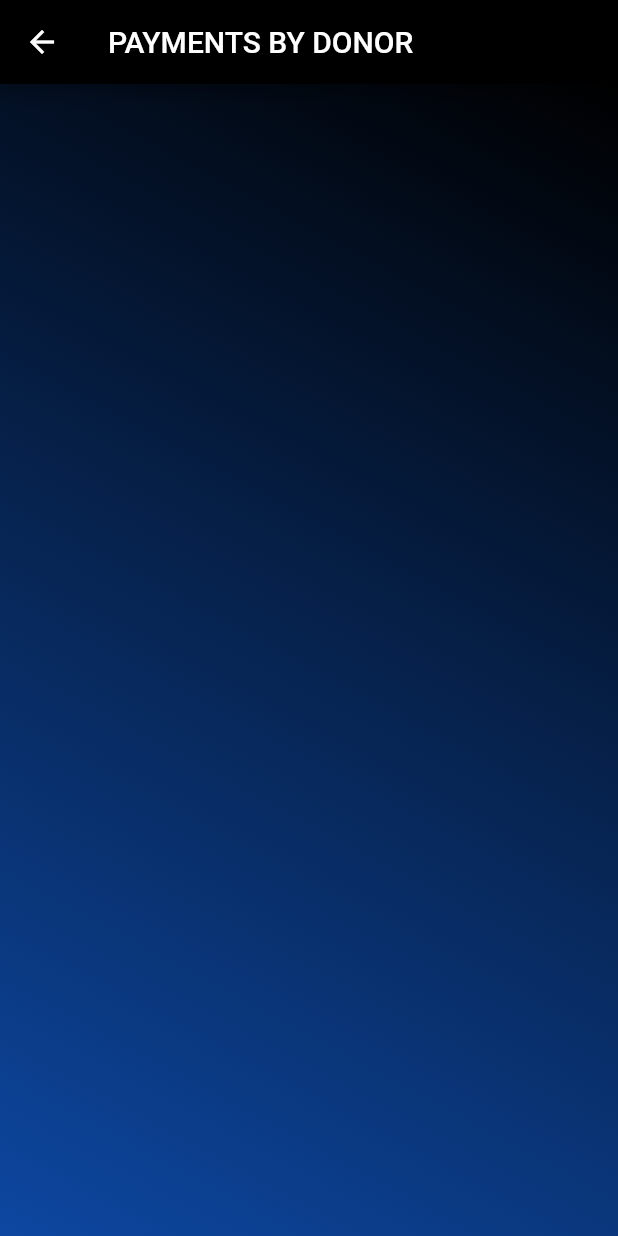
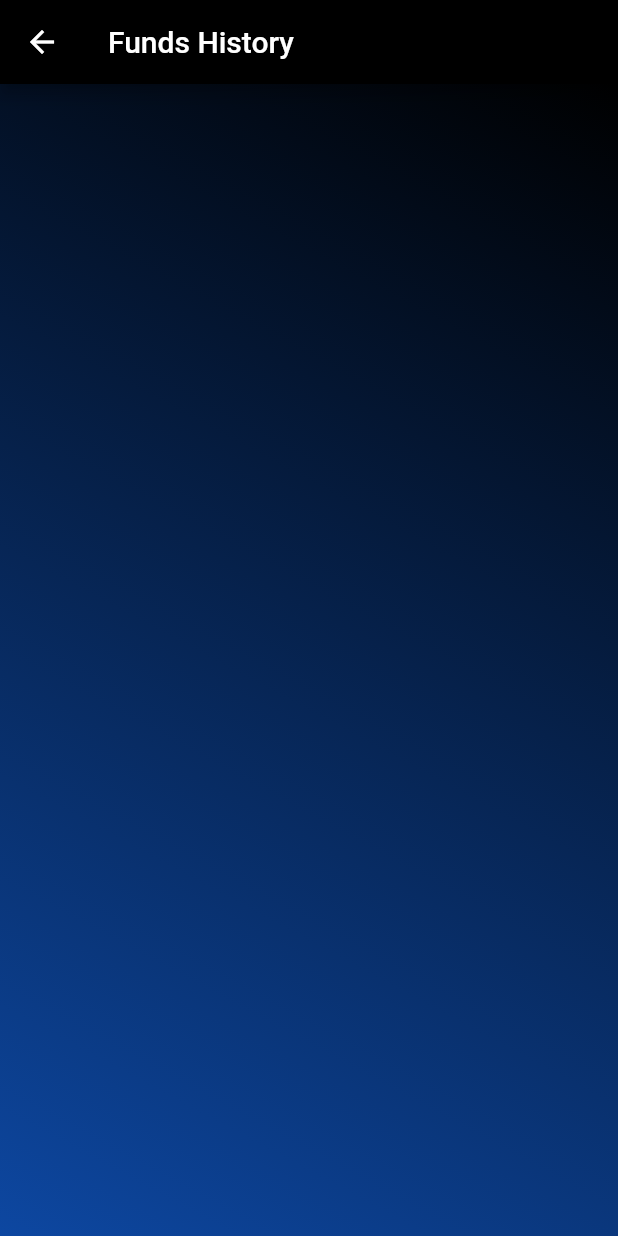
Before and after one commit to fahadsultan09/DonorCollector, a Flutter app: the screen it shows after launch, in the side drawer, after a tap on "Funds History", on a phone screen of 412 x 824 dp. Run offline on Flutter 3.47's test engine with Material 2 defaults, Android fonts, the phone set to English and light mode, and no system bars; our stand-ins replace cloud_firestore, firebase_messaging, toast; accounts and stored records are empty.

Commit message:
Commit 26.3.20

```diff
--- a/lib/Donors/DonorPayments.dart
+++ b/lib/Donors/FundsHistory.dart
@@ -4,12 +4,12 @@ import 'package:flutter/material.dart';
 
 
 
-class MyDonorPayments extends StatefulWidget {
+class FundsHistory extends StatefulWidget {
   @override
-  _MyDonorPaymentsState createState() => _MyDonorPaymentsState();
+  _FundsHistoryState createState() => _FundsHistoryState();
 }
 
-class _MyDonorPaymentsState extends State<MyDonorPayments> {
+class _FundsHistoryState extends State<FundsHistory> {
 
 List<String> month = [
         "January",
@@ -23,12 +23,13 @@ List<String> month = [
         "September",
         "October",
         "November",
-        "December"];
+        "December"
+        ];
   @override
   Widget build(BuildContext context) {
     return Scaffold(
           appBar: AppBar(
-            backgroundColor: Colors.black,title: Text("PAYMENTS BY DONOR"),
+            backgroundColor: Colors.black,title: Text("Funds History"),
             ),
 
               body: Container(
--- a/lib/Home/HomePage.dart
+++ b/lib/Home/HomePage.dart
@@ -2,7 +2,7 @@
 import 'package:cloud_firestore/cloud_firestore.dart';
 import 'package:collector/Donors/Donors.dart';
 import 'package:collector/Home/TransferAmount.dart';
-import 'package:collector/Donors/DonorPayments.dart';
+import 'package:collector/Donors/FundsHistory.dart';
 import 'package:collector/Reponsibilities/ResponsibiltyPayments.dart';
 import 'package:collector/Reponsibilities/Reponsibilities.dart';
 import 'package:collector/Reponsibilities/utils.dart';
@@ -17,27 +17,43 @@ class Home extends StatefulWidget {
 }
 
 class _HomeState extends State<Home> {
+  int amount = 0;
+  List<DocumentSnapshot> balancedocuments;
+  // List<int> _items = [];
+  Future<void> getBalance() async{
+   final QuerySnapshot result = await Firestore.instance.collection("Users2").getDocuments();
+  balancedocuments = result.documents.toList();
+  balancedocuments.forEach((data){
 
+    if(data["Amount"] is int)
+    {
+      amount = amount + data["Amount"];
+    }
+
+  });
+  }
   @override
   void initState() {
     super.initState();
-      Firestore.instance.collection("Total").document("Total").get().then((document){
 
-      if(document['Total']!=null)
-      {
-        setState(() {
-          amount = document['Total'];
-        });
+    getBalance();
+    //   Firestore.instance.collection("Total").document("Total").get().then((document){
 
-      }
-      else{
-        amount = 0;
-      }
+    //   if(document['Total']!=null)
+    //   {
+    //     setState(() {
+    //       amount = document['Total'];
+    //     });
+
+    //   }
+    //   else{
+    //     amount = 0;
+    //   }
 
 
-    });
+    // });
   }
-  int amount = 0;
+
   List<DocumentSnapshot> documents;
   @override
   Widget build(BuildContext context) {
@@ -98,7 +114,7 @@ class _HomeState extends State<Home> {
               title: Text('Funds History',style: TextStyle(color: Colors.white70,)),
               onTap: () {
 
-                Navigator.of(context).push(MaterialPageRoute(builder: (context)=>MyDonorPayments()));
+                Navigator.of(context).push(MaterialPageRoute(builder: (context)=>FundsHistory()));
               },
             ),
             ListTile(
@@ -180,7 +196,7 @@ class _HomeState extends State<Home> {
                                 return GestureDetector(
                                     onTap: (){
 
-                                      Navigator.of(context).push(MaterialPageRoute(builder: (context)=>transferAmount(user,amount)));
+                                      Navigator.of(context).push(MaterialPageRoute(builder: (context)=>transferAmount(user)));
                                     },
                               child: Container(
                                 height: 100.0,
```
Also changed, not shown: lib/Home/TransferAmount.dart (+1 -17 lines).
